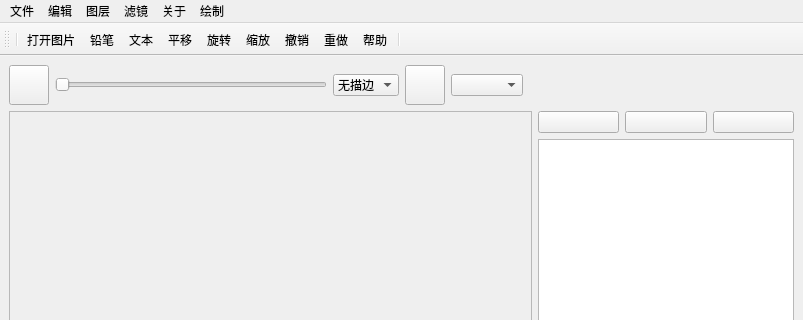
Before: the Qt Designer form mainwindow.ui in TTTrails/SoftWare_Management, drawn with Qt 5; both pictures show x 0 to 803 and y 0 to 320 of the 803 by 750 pixel window.
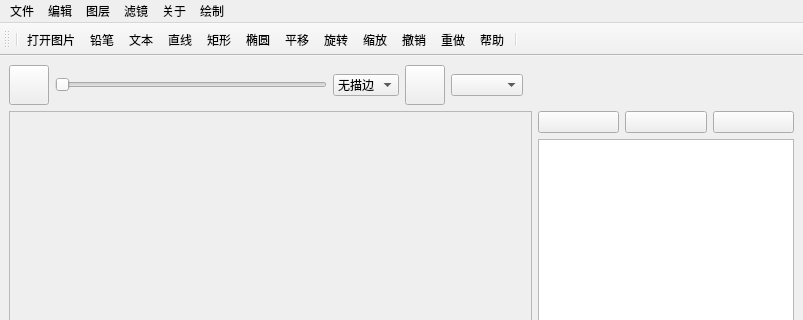
After: the same form once the commit is applied. Icons and pictures are not drawn.

```diff
--- a/mainwindow.ui
+++ b/mainwindow.ui
@@ -279,6 +279,9 @@
    <addaction name="action_openPic"/>
    <addaction name="action_draw_pencil"/>
    <addaction name="action_draw_text"/>
+   <addaction name="action_draw_line"/>
+   <addaction name="action_draw_rectangle"/>
+   <addaction name="action_draw_ellipse"/>
    <addaction name="pingyi"/>
    <addaction name="xuanzhuan"/>
    <addaction name="suofang"/>
@@ -445,6 +448,21 @@
     <string>文本</string>
    </property>
   </action>
+  <action name="action_draw_line">
+   <property name="text">
+    <string>直线</string>
+   </property>
+  </action>
+  <action name="action_draw_rectangle">
+   <property name="text">
+    <string>矩形</string>
+   </property>
+  </action>
+  <action name="action_draw_ellipse">
+   <property name="text">
+    <string>椭圆</string>
+   </property>
+  </action>
  </widget>
  <resources>
   <include location="image.qrc"/>
```
Left out of the diff: 6 changed lines with no effect on the pictures.
